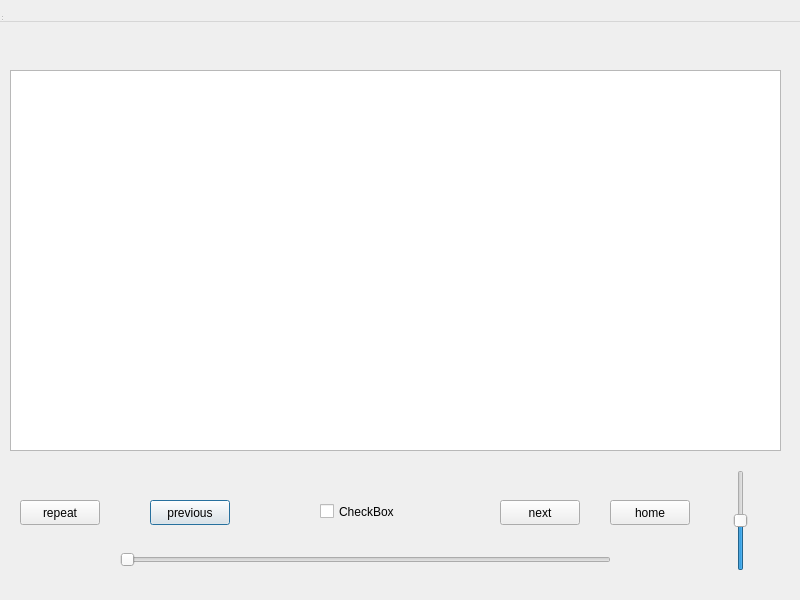
This is 11-Infotainment_Platoon/mp3.ui in HaiidyHossam/QT-Platoon-Infotainment- as Qt 5 draws it before an edit. The edited form follows.
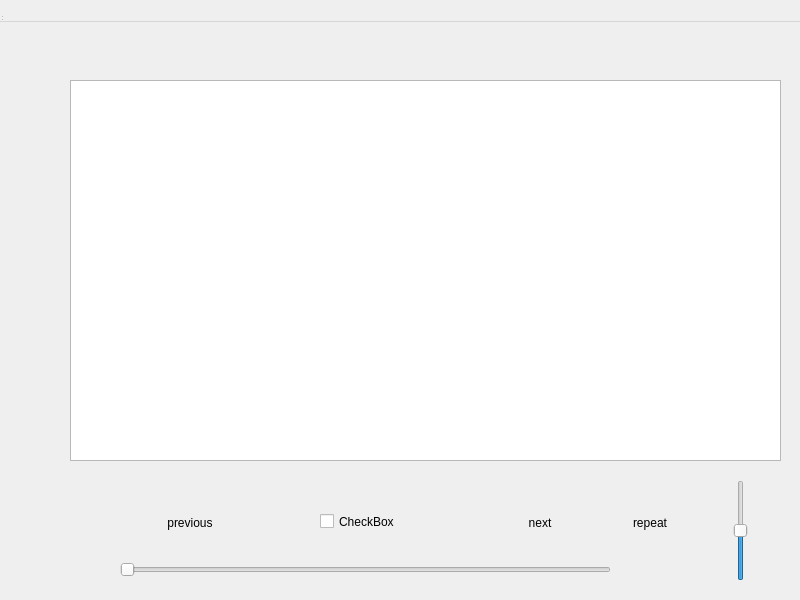
This is the edited form. Icons and pictures are not drawn.

Diff of the .ui file:
```diff
--- a/11-Infotainment_Platoon/mp3.ui
+++ b/11-Infotainment_Platoon/mp3.ui
@@ -17,7 +17,7 @@
    <property name="geometry">
     <rect>
      <x>-10</x>
-     <y>20</y>
+     <y>30</y>
      <width>801</width>
      <height>561</height>
     </rect>
@@ -25,9 +25,9 @@
    <widget class="QListWidget" name="listWidget">
     <property name="geometry">
      <rect>
-      <x>20</x>
+      <x>80</x>
       <y>50</y>
-      <width>771</width>
+      <width>711</width>
       <height>381</height>
      </rect>
     </property>
@@ -44,6 +44,12 @@
     <property name="text">
      <string>previous</string>
     </property>
+    <property name="autoDefault">
+     <bool>false</bool>
+    </property>
+    <property name="flat">
+     <bool>true</bool>
+    </property>
    </widget>
    <widget class="QPushButton" name="next_button">
     <property name="geometry">
@@ -57,6 +63,12 @@
     <property name="text">
      <string>next</string>
     </property>
+    <property name="autoDefault">
+     <bool>false</bool>
+    </property>
+    <property name="flat">
+     <bool>true</bool>
+    </property>
    </widget>
    <widget class="QSlider" name="horizontalSlider">
     <property name="geometry">
@@ -112,7 +124,7 @@
    <widget class="QPushButton" name="repeat_button">
     <property name="geometry">
      <rect>
-      <x>30</x>
+      <x>620</x>
       <y>480</y>
       <width>80</width>
       <height>25</height>
@@ -121,18 +133,39 @@
     <property name="text">
      <string>repeat</string>
     </property>
+    <property name="autoDefault">
+     <bool>false</bool>
+    </property>
+    <property name="flat">
+     <bool>true</bool>
+    </property>
    </widget>
    <widget class="QPushButton" name="home_button">
     <property name="geometry">
      <rect>
-      <x>620</x>
-      <y>480</y>
-      <width>80</width>
-      <height>25</height>
+      <x>0</x>
+      <y>10</y>
+      <width>81</width>
+      <height>541</height>
      </rect>
     </property>
+    <property name="focusPolicy">
+     <enum>Qt::NoFocus</enum>
+    </property>
+    <property name="contextMenuPolicy">
+     <enum>Qt::NoContextMenu</enum>
+    </property>
+    <property name="styleSheet">
+     <string notr="true">image: url(:/icons/icons/home.png);</string>
+    </property>
     <property name="text">
-     <string>home</string>
+     <string/>
+    </property>
+    <property name="autoDefault">
+     <bool>false</bool>
+    </property>
+    <property name="flat">
+     <bool>true</bool>
     </property>
    </widget>
    <widget class="QLabel" name="label">
```
Left out of the diff: 48 changed lines with no effect on the pictures.
